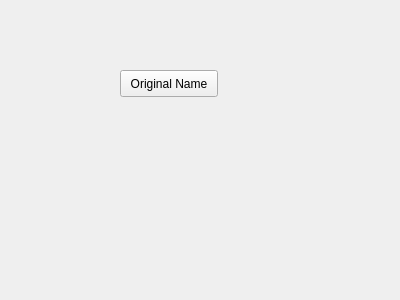
First picture: the form in rqt_file_dialog/resource/file_dialog.ui, repository newtonresearchlabs/rqt_file_dialog, before the edit.
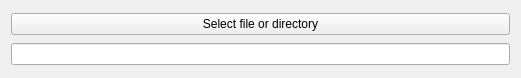
Second picture: the form after the edit.

Commit message: Now can select a file to save to, but want to have other modes where only existing files, or only directories can be selected.

```diff
--- a/rqt_file_dialog/resource/file_dialog.ui
+++ b/rqt_file_dialog/resource/file_dialog.ui
@@ -6,26 +6,25 @@
    <rect>
     <x>0</x>
     <y>0</y>
-    <width>400</width>
-    <height>300</height>
+    <width>521</width>
+    <height>78</height>
    </rect>
   </property>
   <property name="windowTitle">
    <string>Form</string>
   </property>
-  <widget class="QPushButton" name="Test">
-   <property name="geometry">
-    <rect>
-     <x>120</x>
-     <y>70</y>
-     <width>98</width>
-     <height>27</height>
-    </rect>
-   </property>
+  <layout class="QVBoxLayout" name="verticalLayout">
+   <item>
+    <widget class="QPushButton" name="select_button">
    <property name="text">
-    <string>Original Name</string>
-   </property>
-  </widget>
+      <string>Select file or directory</string>
+     </property>
+    </widget>
+   </item>
+   <item>
+    <widget class="QLineEdit" name="current_line_edit"/>
+   </item>
+  </layout>
  </widget>
  <resources/>
  <connections/>
```
Lines whose indentation alone changed are shown as unchanged. The commit also changes 2 other files.
